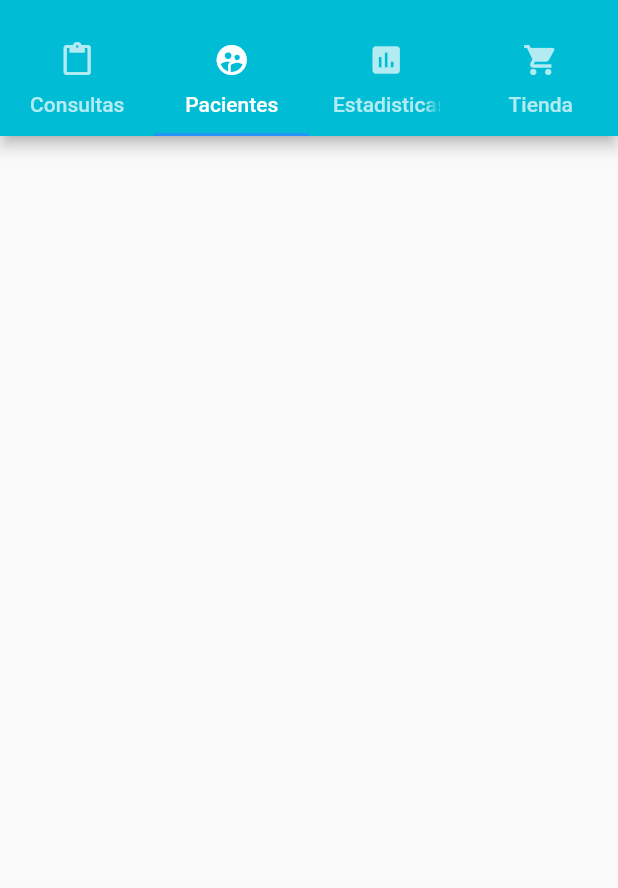
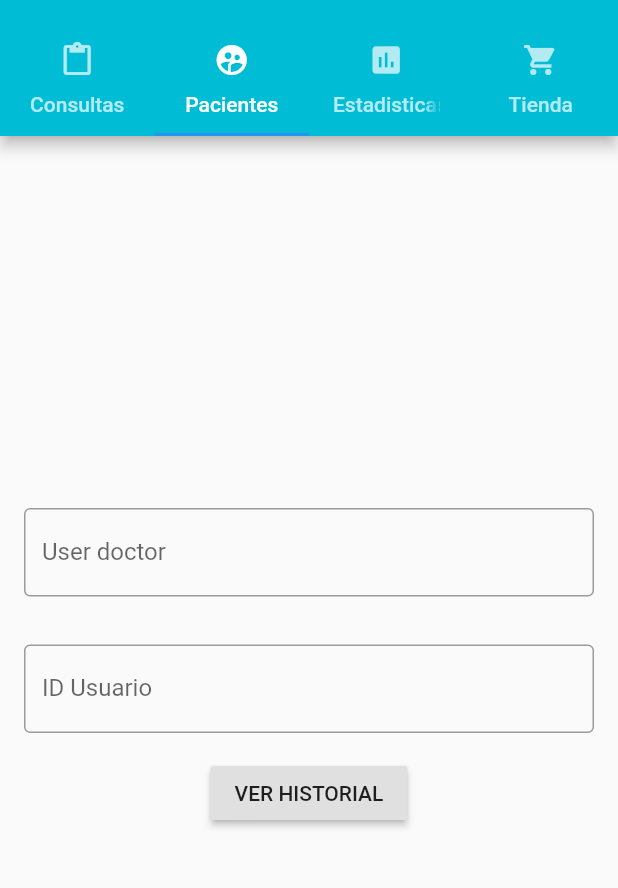
Before and after one commit to josefl19/hospital_covid_tapw, a Flutter app: the screen it shows after launch, tab 2 chosen, on a phone screen of 412 x 824 dp, the part 59-947 px from its top. Run offline on Flutter 3.47's test engine with Material 2 defaults, Android fonts, the phone set to English and light mode, and no system bars; our stand-ins replace cloud_firestore; missing offline and left inert: woocommerce_api; accounts and stored records are empty.

Commit message:
historial de pacientes y consultas done!

```diff
--- a/lib/main.dart
+++ b/lib/main.dart
@@ -1,6 +1,5 @@
 import 'package:flutter/material.dart';
 import 'package:flutter/rendering.dart';
-//import 'package:classroom_flutter/dashboard.dart';
 import 'package:hospital_covid_tapw/tabNavigation.dart';
 void main() {
   runApp(TabsNavigation());
--- a/lib/pages/pacientes.dart
+++ b/lib/pages/pacientes.dart
@@ -1,6 +1,5 @@
 import 'package:flutter/material.dart';
-import 'package:cloud_firestore/cloud_firestore.dart';
-import 'package:hospital_covid_tapw/pages/custom_card.dart';
+import 'package:hospital_covid_tapw/pages/historial_pacientes.dart';
 
 class Paciente extends StatefulWidget {
   Paciente({Key key}) : super(key: key);
@@ -11,43 +10,58 @@ class Paciente extends StatefulWidget {
 
 class _PacienteState extends State<Paciente> {
 
+  TextEditingController textUser = TextEditingController();
+  TextEditingController textIdDoctor = TextEditingController();
+
   @override
   Widget build(BuildContext context) {
     return Scaffold(
-      body: Center(
-        child: Container(
-          padding: const EdgeInsets.all(10.0),
-          child: StreamBuilder<QuerySnapshot>(
-            stream: Firestore.instance.collection('consultations')
-                                      .where("answerby.email", isEqualTo: "doctor@chapatin.com")
-                                      .where("status", isEqualTo: "close")
-              .snapshots(),
-            builder: (BuildContext context,
-              AsyncSnapshot<QuerySnapshot> snapshot) {
-                if (snapshot.hasError)
-                  return new Text('Error: ${snapshot.error}');
-                switch (snapshot.connectionState) {
-                  case ConnectionState.waiting:
-                    return Center(
-                      child: CircularProgressIndicator(),
-                    );
-                  default:
-                    return new ListView(
-                      children: snapshot.data.documents
-                        .map((DocumentSnapshot document) {
-                          return new CustomCard(
-                            covid: document['patient']['covid'],
-                            nacimiento: document['patient']['birthday'],
-                            paciente: document['patient']['name'],
-                            precond: document['patient']['preconditions'],
-                            prescription: document['prescription'],
-                          );
-                      }).toList(),
-                    );
-                }
-              },
-            )),
+      body: Column(
+        mainAxisAlignment: MainAxisAlignment.center,
+        children: [
+          Padding(
+            padding: EdgeInsets.all(16.0),
+            child: TextField(
+              controller: textUser,
+              decoration: InputDecoration(
+                  border: OutlineInputBorder(),
+                  labelText: 'User doctor',
+              ),
+            ),
           ),
+          Padding(
+            padding: EdgeInsets.all(16.0),
+            child: TextField(
+              controller: textIdDoctor,
+              decoration: InputDecoration(
+                  border: OutlineInputBorder(),
+                  labelText: 'ID Usuario',
+              ),
+            ),
+          ),
+
+          RaisedButton(
+            child: Text(
+              'VER HISTORIAL',
+              style: TextStyle(fontSize: 14),
+            ),
+            onPressed: () {
+              _sendDataToViewHistorial(context);
+            },
+          )
+
+        ],
+      ),
     );
   }
+
+  _sendDataToViewHistorial(BuildContext context) {
+    String user = textUser.text;
+    String idDoctor = textIdDoctor.text;
+    Navigator.push(
+        context,
+        MaterialPageRoute(
+          builder: (context) => Historial(idDoctor: idDoctor, user: user),
+        ));
+    }
 }
```
Also changed, not shown: lib/pages/consultas.dart (+136 -30 lines), lib/pages/historial_pacientes.dart (added, +53 -0 lines).
